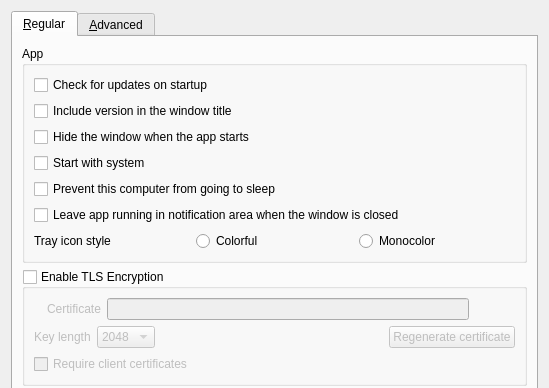
Above: src/lib/gui/dialogs/SettingsDialog.ui from blacknewnew1989/DeskflowPlus before the change; both pictures show x 0 to 549 and y 0 to 388 of the 549 by 755 pixel window. Below: the same form after it.
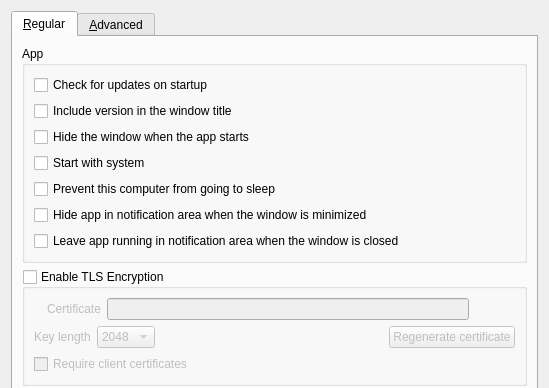
That is the form after the change. Icons and pictures are not drawn.

```diff
--- a/src/lib/gui/dialogs/SettingsDialog.ui
+++ b/src/lib/gui/dialogs/SettingsDialog.ui
@@ -81,36 +81,18 @@
            </widget>
           </item>
           <item>
-           <widget class="QCheckBox" name="cbCloseToTray">
+           <widget class="QCheckBox" name="cbMinimizeToTray">
             <property name="text">
-             <string>Leave app running in notification area when the window is closed</string>
+             <string>Hide app in notification area when the window is minimized</string>
             </property>
            </widget>
           </item>
           <item>
-           <layout class="QHBoxLayout" name="horizontalLayout_8">
-            <item>
-             <widget class="QLabel" name="lblTrayIconStyle">
-              <property name="text">
-               <string>Tray icon style</string>
-              </property>
-             </widget>
-            </item>
-            <item>
-             <widget class="QRadioButton" name="rbIconColorful">
-              <property name="text">
-               <string>Colorful</string>
-              </property>
-             </widget>
-            </item>
-            <item>
-             <widget class="QRadioButton" name="rbIconMono">
-              <property name="text">
-               <string>Monocolor</string>
-              </property>
-             </widget>
-            </item>
-           </layout>
+           <widget class="QCheckBox" name="cbCloseToTray">
+            <property name="text">
+             <string>Leave app running in notification area when the window is closed</string>
+            </property>
+           </widget>
           </item>
          </layout>
         </widget>
```
